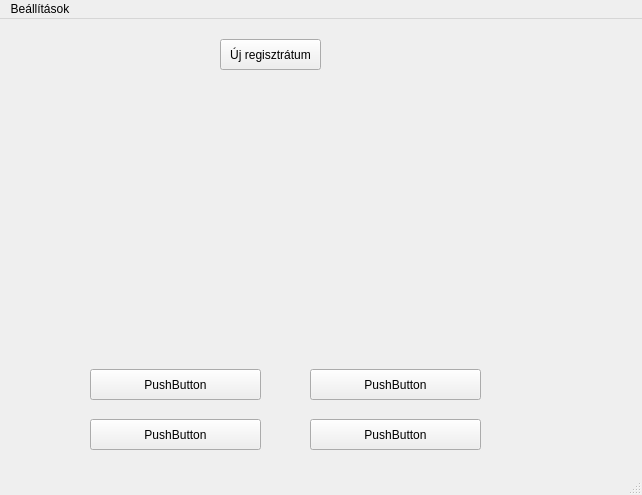
The window that ekg_gyakorlo/mainwindow.ui (kovacsdomonkos/ekg-gyakorlo) describes before a commit, drawn with Qt 5.
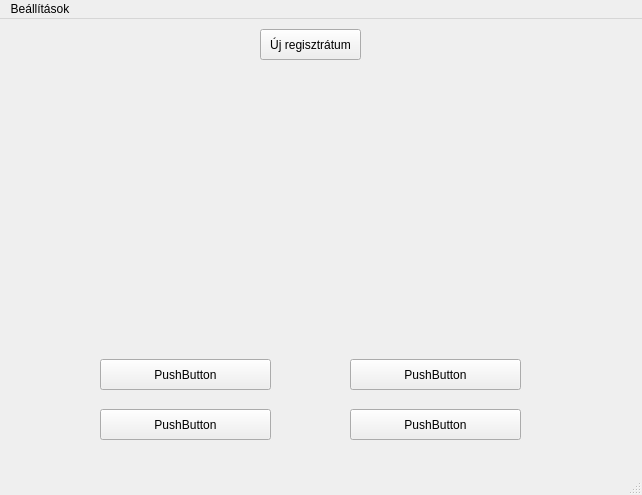
The same window after the commit.

```diff
--- a/ekg_gyakorlo/mainwindow.ui
+++ b/ekg_gyakorlo/mainwindow.ui
@@ -17,8 +17,8 @@
    <widget class="QPushButton" name="uj_regisztratum">
     <property name="geometry">
      <rect>
-      <x>220</x>
-      <y>20</y>
+      <x>260</x>
+      <y>10</y>
       <width>101</width>
       <height>31</height>
      </rect>
@@ -30,8 +30,8 @@
    <widget class="QPushButton" name="valasz_A">
     <property name="geometry">
      <rect>
-      <x>90</x>
-      <y>350</y>
+      <x>100</x>
+      <y>340</y>
       <width>171</width>
       <height>31</height>
      </rect>
@@ -43,8 +43,8 @@
    <widget class="QPushButton" name="valasz_B">
     <property name="geometry">
      <rect>
-      <x>310</x>
-      <y>350</y>
+      <x>350</x>
+      <y>340</y>
       <width>171</width>
       <height>31</height>
      </rect>
@@ -56,8 +56,8 @@
    <widget class="QPushButton" name="valasz_C">
     <property name="geometry">
      <rect>
-      <x>90</x>
-      <y>400</y>
+      <x>100</x>
+      <y>390</y>
       <width>171</width>
       <height>31</height>
      </rect>
@@ -69,8 +69,8 @@
    <widget class="QPushButton" name="valasz_D">
     <property name="geometry">
      <rect>
-      <x>310</x>
-      <y>400</y>
+      <x>350</x>
+      <y>390</y>
       <width>171</width>
       <height>31</height>
      </rect>
```
Left out of the diff: 17 changed lines with no effect on the pictures.
